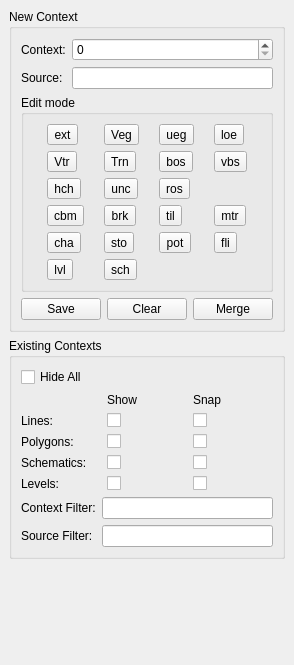
First picture: the form in ui_dock.ui, repository lparchaeology/ArkPlan, before the edit.
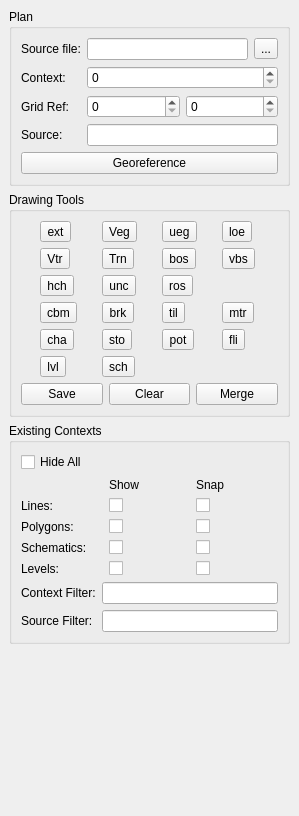
Second picture: the form after the edit.

Commit message: Rework georef ui

```diff
--- a/ui_dock.ui
+++ b/ui_dock.ui
@@ -6,8 +6,8 @@
    <rect>
     <x>0</x>
     <y>0</y>
-    <width>286</width>
-    <height>665</height>
+    <width>299</width>
+    <height>816</height>
    </rect>
   </property>
   <property name="sizePolicy">
@@ -20,14 +20,38 @@
    <string>ArkPlan</string>
   </property>
   <widget class="QWidget" name="dockWidgetContents">
-   <layout class="QVBoxLayout" name="verticalLayout">
+   <layout class="QVBoxLayout" name="verticalLayout_2">
     <item>
-     <widget class="QGroupBox" name="m_newContextGroup">
+     <widget class="QGroupBox" name="m_planGroup">
       <property name="title">
-       <string>New Context</string>
+       <string>Plan</string>
       </property>
       <layout class="QFormLayout" name="formLayout">
        <item row="0" column="0">
+        <widget class="QLabel" name="label">
+         <property name="text">
+          <string>Source file:</string>
+         </property>
+         <property name="buddy">
+          <cstring>lineEdit</cstring>
+         </property>
+        </widget>
+       </item>
+       <item row="0" column="1">
+        <layout class="QHBoxLayout" name="horizontalLayout_3">
+         <item>
+          <widget class="QLineEdit" name="lineEdit"/>
+         </item>
+         <item>
+          <widget class="QToolButton" name="toolButton">
+           <property name="text">
+            <string>...</string>
+           </property>
+          </widget>
+         </item>
+        </layout>
+       </item>
+       <item row="1" column="0">
         <widget class="QLabel" name="m_contextLabel">
          <property name="text">
           <string>Context:</string>
@@ -37,7 +61,7 @@
          </property>
         </widget>
        </item>
-       <item row="0" column="1">
+       <item row="1" column="1">
         <widget class="QSpinBox" name="m_contextSpin">
          <property name="toolTip">
           <string>Context Number</string>
@@ -47,7 +71,27 @@
          </property>
         </widget>
        </item>
-       <item row="1" column="0">
+       <item row="2" column="0">
+        <widget class="QLabel" name="label_11">
+         <property name="text">
+          <string>Grid Ref:</string>
+         </property>
+         <property name="buddy">
+          <cstring>spinBox</cstring>
+         </property>
+        </widget>
+       </item>
+       <item row="2" column="1">
+        <layout class="QHBoxLayout" name="horizontalLayout_2">
+         <item>
+          <widget class="QSpinBox" name="spinBox"/>
+         </item>
+         <item>
+          <widget class="QSpinBox" name="spinBox_2"/>
+         </item>
+        </layout>
+       </item>
+       <item row="3" column="0">
         <widget class="QLabel" name="m_sourceLabel">
          <property name="text">
           <string>Source:</string>
@@ -57,18 +101,30 @@
          </property>
         </widget>
        </item>
-       <item row="1" column="1">
+       <item row="3" column="1">
         <widget class="QLineEdit" name="m_sourceEdit">
          <property name="toolTip">
           <string>Source</string>
          </property>
         </widget>
        </item>
-       <item row="2" column="0" colspan="2">
-        <widget class="QGroupBox" name="m_editModeGroup">
+       <item row="4" column="0" colspan="2">
+        <widget class="QPushButton" name="pushButton">
+         <property name="text">
+          <string>Georeference</string>
+         </property>
+        </widget>
+       </item>
+      </layout>
+     </widget>
+    </item>
+    <item>
+     <widget class="QGroupBox" name="m_drawingToolsGroup">
          <property name="title">
-          <string>Edit mode</string>
-         </property>
+       <string>Drawing Tools</string>
+      </property>
+      <layout class="QVBoxLayout" name="verticalLayout">
+       <item>
          <layout class="QGridLayout" name="gridLayout">
           <item row="0" column="0">
            <widget class="QToolButton" name="m_extentTool">
@@ -281,9 +337,8 @@
            </widget>
           </item>
          </layout>
-        </widget>
        </item>
-       <item row="3" column="0" colspan="2">
+       <item>
         <layout class="QHBoxLayout" name="horizontalLayout">
          <item>
           <widget class="QPushButton" name="m_saveButton">
```
Lines whose indentation alone changed are shown as unchanged. The commit also changes 2 other files.
